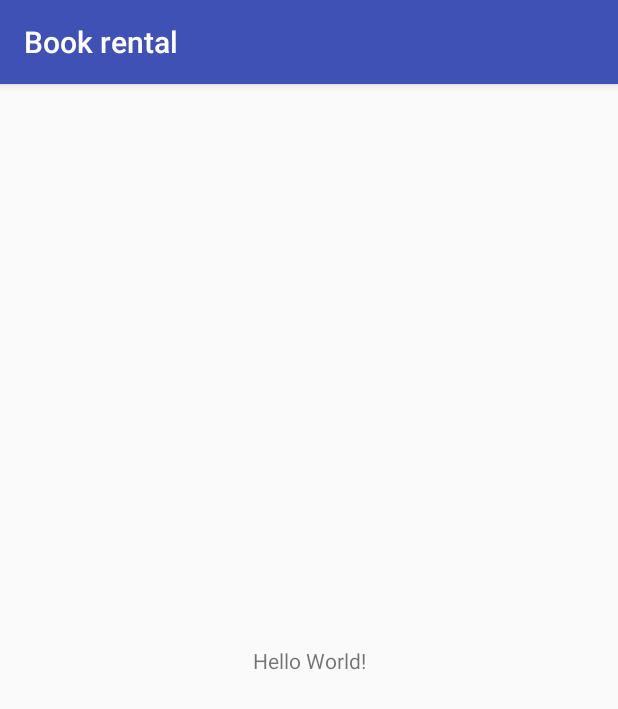
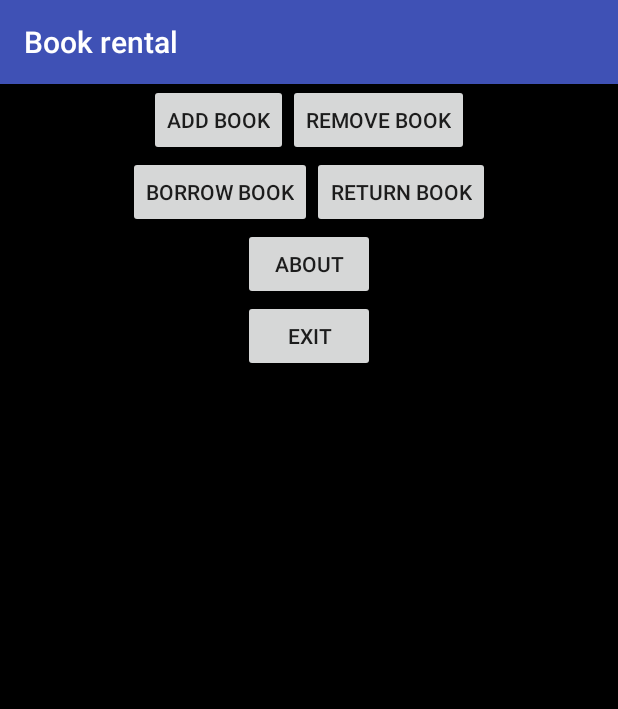
Before and after one commit to mateusz93/Book-rental, an Android app: the screen it shows after launch (MainActivity), on a phone screen of 412 x 824 dp. Shown: the top 709 px of the screen. Run offline under Robolectric (Android 15) with nearby library versions, the phone set to English and light mode, and no system bars.

Commit message:
Main view added.

```diff
--- a/app/src/main/res/layout/activity_main.xml
+++ b/app/src/main/res/layout/activity_main.xml
@@ -1,19 +1,64 @@
 <?xml version="1.0" encoding="utf-8"?>
-<android.support.constraint.ConstraintLayout
-    xmlns:android="http://schemas.android.com/apk/res/android"
-    xmlns:tools="http://schemas.android.com/tools"
-    xmlns:app="http://schemas.android.com/apk/res-auto"
+
+<RelativeLayout xmlns:android="http://schemas.android.com/apk/res/android"
     android:layout_width="match_parent"
     android:layout_height="match_parent"
-    tools:context="project.bookrental.MainActivity">
+    android:background="#000000">
 
-    <TextView
+    <LinearLayout
+        android:id="@+id/first"
         android:layout_width="wrap_content"
         android:layout_height="wrap_content"
-        android:text="Hello World!"
-        app:layout_constraintBottom_toBottomOf="parent"
-        app:layout_constraintLeft_toLeftOf="parent"
-        app:layout_constraintRight_toRightOf="parent"
-        app:layout_constraintTop_toTopOf="parent" />
+        android:layout_centerHorizontal="true">
 
-</android.support.constraint.ConstraintLayout>
+        <Button
+            android:id="@+id/addBookButton"
+            android:layout_width="wrap_content"
+            android:layout_height="wrap_content"
+            android:text="@string/addBook"/>
+
+        <Button
+            android:id="@+id/removeBookButton"
+            android:layout_width="wrap_content"
+            android:layout_height="wrap_content"
+            android:text="@string/removeBook" />
+
+    </LinearLayout>
+
+    <LinearLayout
+        android:id="@+id/second"
+        android:layout_width="wrap_content"
+        android:layout_height="wrap_content"
+        android:layout_centerHorizontal="true"
+        android:layout_below="@+id/first">
+        <Button
+            android:id="@+id/borrowBookButton"
+            android:layout_width="wrap_content"
+            android:layout_height="wrap_content"
+            android:text="@string/borrowBook" />
+
+        <Button
+            android:id="@+id/returnBookButton"
+            android:layout_width="wrap_content"
+            android:layout_height="wrap_content"
+            android:text="@string/returnBook" />
+
+    </LinearLayout>
+
+        <Button
+            android:id="@+id/aboutButton"
+            android:layout_width="wrap_content"
+            android:layout_height="wrap_content"
+            android:text="@string/about"
+            android:layout_below="@+id/second"
+            android:layout_centerHorizontal="true"/>
+
+        <Button
+            android:id="@+id/exitButton"
+            android:layout_width="wrap_content"
+            android:layout_height="wrap_content"
+            android:text="@string/exit"
+            android:layout_below="@+id/aboutButton"
+            android:layout_centerHorizontal="true"/>
+
+</RelativeLayout>
--- a/app/src/main/res/values/strings.xml
+++ b/app/src/main/res/values/strings.xml
@@ -1,3 +1,10 @@
 <resources>
     <string name="app_name">Book rental</string>
+    <string name="czas">Czas:</string>
+    <string name="addBook">Add book</string>
+    <string name="removeBook">Remove book</string>
+    <string name="borrowBook">Borrow book</string>
+    <string name="returnBook">Return book</string>
+    <string name="exit">Exit</string>
+    <string name="about">About</string>
 </resources>
```
Also changed, not shown: 1 other file.
